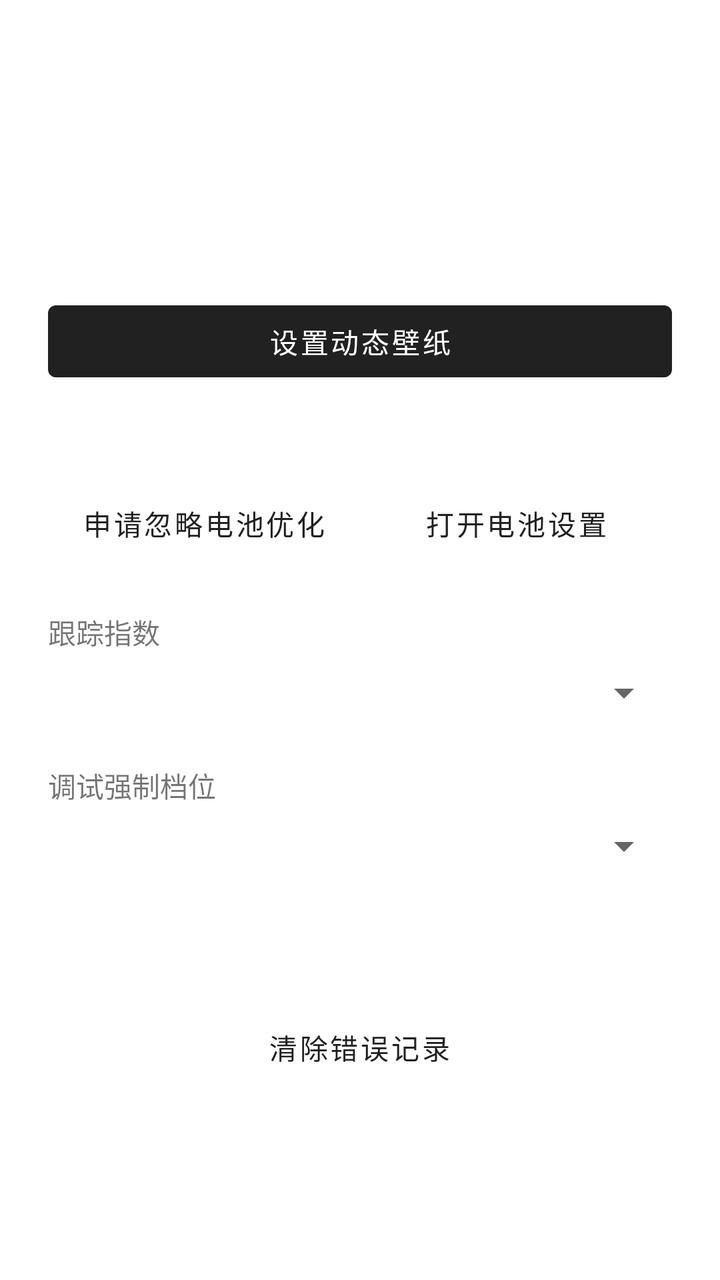
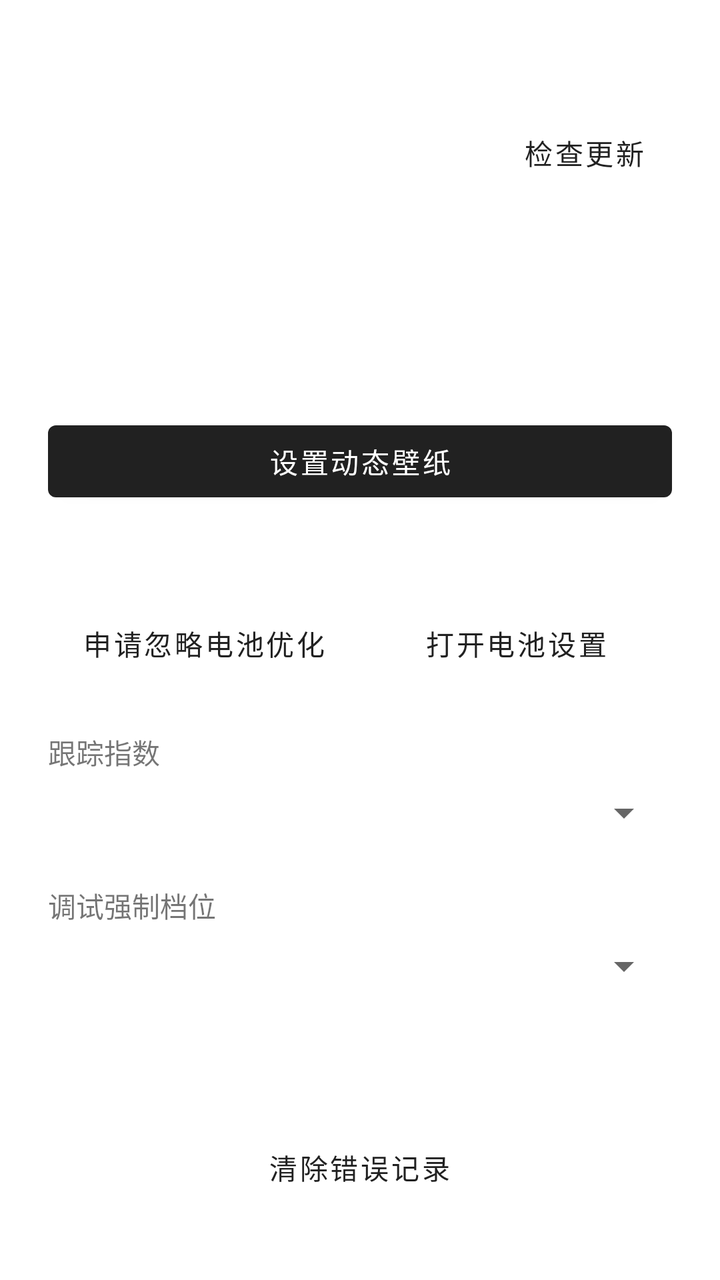

Compare the two renders of this Android layout. The source of the first and the diff that turns it into the second are given below.
<!-- AndroidManifest.xml: application theme Theme.KurumiMood -->
<!-- res/layout/activity_main.xml -->
<?xml version="1.0" encoding="utf-8"?>
<ScrollView xmlns:android="http://schemas.android.com/apk/res/android"
    android:layout_width="match_parent"
    android:layout_height="match_parent">
<LinearLayout
    android:layout_width="match_parent"
    android:layout_height="wrap_content"
    android:gravity="center_horizontal"
    android:orientation="vertical"
    android:padding="24dp">

    <TextView
        android:id="@+id/versionText"
        android:layout_width="match_parent"
        android:layout_height="wrap_content"
        android:paddingBottom="12dp"
        android:textSize="12sp" />

    <TextView
        android:id="@+id/sourceText"
        android:layout_width="match_parent"
        android:layout_height="wrap_content"
        android:paddingBottom="4dp"
        android:textSize="16sp" />

    <TextView
        android:id="@+id/pctText"
        android:layout_width="match_parent"
        android:layout_height="wrap_content"
        android:paddingBottom="4dp"
        android:textSize="18sp" />

    <TextView
        android:id="@+id/tierText"
        android:layout_width="match_parent"
        android:layout_height="wrap_content"
        android:paddingBottom="16dp"
        android:textSize="18sp" />

    <Button
        android:id="@+id/setWallpaperBtn"
        android:layout_width="match_parent"
        android:layout_height="wrap_content"
        android:text="@string/open_picker" />

    <TextView
        android:id="@+id/batteryText"
        android:layout_width="match_parent"
        android:layout_height="wrap_content"
        android:paddingTop="20dp"
        android:paddingBottom="4dp"
        android:textSize="14sp" />

    <LinearLayout
        android:layout_width="match_parent"
        android:layout_height="wrap_content"
        android:orientation="horizontal">
        <Button
            android:id="@+id/batteryRequestBtn"
            style="?attr/borderlessButtonStyle"
            android:layout_width="0dp"
            android:layout_height="wrap_content"
            android:layout_weight="1"
            android:text="@string/battery_request" />
        <Button
            android:id="@+id/batterySettingsBtn"
            style="?attr/borderlessButtonStyle"
            android:layout_width="0dp"
            android:layout_height="wrap_content"
            android:layout_weight="1"
            android:text="@string/battery_settings" />
    </LinearLayout>

    <TextView
        android:layout_width="match_parent"
        android:layout_height="wrap_content"
        android:paddingTop="20dp"
        android:paddingBottom="8dp"
        android:text="@string/index_select"
        android:textSize="14sp" />

    <Spinner
        android:id="@+id/indexSpinner"
        android:layout_width="match_parent"
        android:layout_height="wrap_content" />

    <LinearLayout
        android:id="@+id/customPanel"
        android:layout_width="match_parent"
        android:layout_height="wrap_content"
        android:orientation="vertical"
        android:paddingTop="8dp"
        android:visibility="gone">

        <EditText
            android:id="@+id/customUrl"
            android:layout_width="match_parent"
            android:layout_height="wrap_content"
            android:hint="@string/custom_url_hint"
            android:inputType="textUri"
            android:maxLines="3" />

        <EditText
            android:id="@+id/customPath"
            android:layout_width="match_parent"
            android:layout_height="wrap_content"
            android:hint="@string/custom_path_hint"
            android:inputType="text"
            android:maxLines="1" />

        <EditText
            android:id="@+id/customMult"
            android:layout_width="match_parent"
            android:layout_height="wrap_content"
            android:hint="@string/custom_mult_hint"
            android:inputType="numberDecimal|numberSigned"
            android:maxLines="1" />

        <LinearLayout
            android:layout_width="match_parent"
            android:layout_height="wrap_content"
            android:orientation="horizontal">
            <Button
                android:id="@+id/customSaveBtn"
                android:layout_width="0dp"
                android:layout_height="wrap_content"
                android:layout_weight="1"
                android:text="@string/custom_save" />
            <Button
                android:id="@+id/customTestBtn"
                android:layout_width="0dp"
                android:layout_height="wrap_content"
                android:layout_weight="1"
                android:text="@string/custom_test" />
        </LinearLayout>
    </LinearLayout>

    <TextView
        android:layout_width="match_parent"
        android:layout_height="wrap_content"
        android:paddingTop="24dp"
        android:paddingBottom="8dp"
        android:text="@string/debug_force"
        android:textSize="14sp" />

    <Spinner
        android:id="@+id/debugSpinner"
        android:layout_width="match_parent"
        android:layout_height="wrap_content" />

    <TextView
        android:id="@+id/statusText"
        android:layout_width="match_parent"
        android:layout_height="wrap_content"
        android:paddingTop="24dp"
        android:textIsSelectable="true"
        android:textSize="12sp" />

    <TextView
        android:id="@+id/errorText"
        android:layout_width="match_parent"
        android:layout_height="wrap_content"
        android:paddingTop="8dp"
        android:textColor="#E57373"
        android:textIsSelectable="true"
        android:textSize="12sp" />

    <Button
        android:id="@+id/clearErrorBtn"
        style="?attr/borderlessButtonStyle"
        android:layout_width="wrap_content"
        android:layout_height="wrap_content"
        android:text="@string/clear_error" />
</LinearLayout>
</ScrollView>
<!-- resources referenced by this layout -->
<resources>
  <string name="battery_request">申请忽略电池优化</string>
  <string name="battery_settings">打开电池设置</string>
  <string name="clear_error">清除错误记录</string>
  <string name="custom_mult_hint">乘数（f170 填 0.01；已是百分比填 1）</string>
  <string name="custom_path_hint">JSON 路径，如 data.f170 或 data.items[0].pct</string>
  <string name="custom_save">保存自定义设置</string>
  <string name="custom_test">测试自定义 API</string>
  <string name="custom_url_hint">自定义 API URL (http/https)</string>
  <string name="debug_force">调试强制档位</string>
  <string name="index_select">跟踪指数</string>
  <string name="open_picker">设置动态壁纸</string>
  <style name="Theme.KurumiMood" parent="Theme.MaterialComponents.DayNight.DarkActionBar" />
</resources>

<!-- the commit's change to res/layout/activity_main.xml (unified diff, before → after) -->
@@ -15,6 +15,26 @@
         android:layout_height="wrap_content"
         android:paddingBottom="12dp"
         android:textSize="12sp" />
+
+    <LinearLayout
+        android:layout_width="match_parent"
+        android:layout_height="wrap_content"
+        android:gravity="center_vertical"
+        android:orientation="horizontal"
+        android:paddingBottom="12dp">
+        <TextView
+            android:id="@+id/updateText"
+            android:layout_width="0dp"
+            android:layout_height="wrap_content"
+            android:layout_weight="1"
+            android:textSize="13sp" />
+        <Button
+            android:id="@+id/checkUpdateBtn"
+            style="?attr/borderlessButtonStyle"
+            android:layout_width="wrap_content"
+            android:layout_height="wrap_content"
+            android:text="@string/check_update" />
+    </LinearLayout>
 
     <TextView
         android:id="@+id/sourceText"
<!-- resource entries referenced after the edit -->
@@ -2,6 +2,7 @@
 <resources>
   <string name="battery_request">申请忽略电池优化</string>
   <string name="battery_settings">打开电池设置</string>
+  <string name="check_update">检查更新</string>
   <string name="clear_error">清除错误记录</string>
   <string name="custom_mult_hint">乘数（f170 填 0.01；已是百分比填 1）</string>
   <string name="custom_path_hint">JSON 路径，如 data.f170 或 data.items[0].pct</string>
